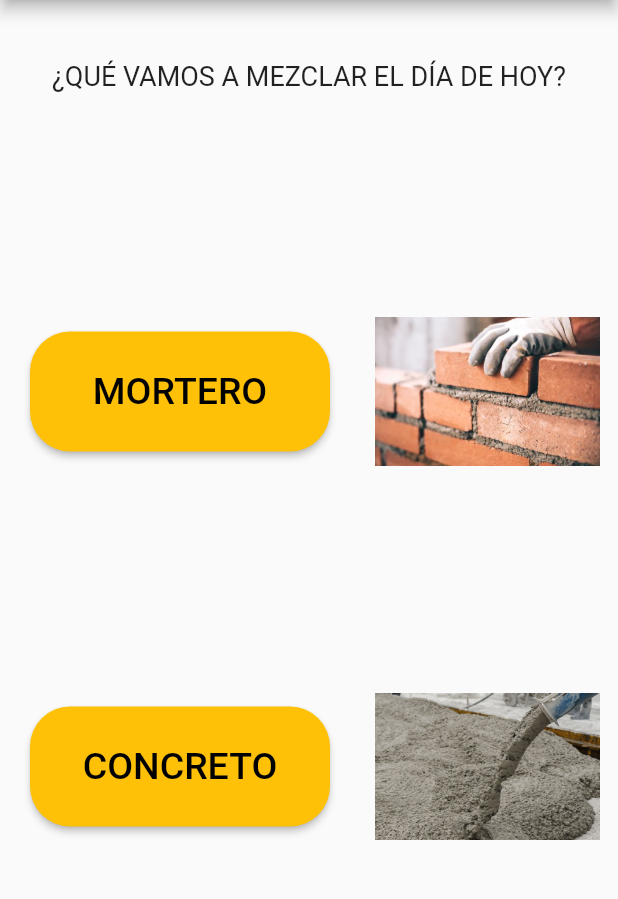
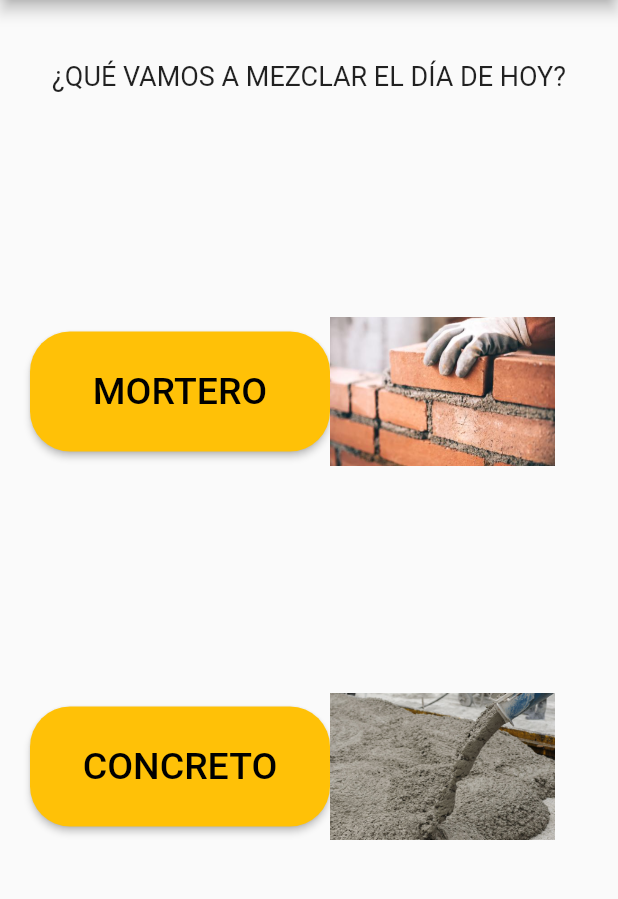
Before and after one commit to apps-cesoc-pucp/La-Mezcladora, a Flutter app: the screen it shows after launch, after a tap on "MAESTRO", on a phone screen of 412 x 824 dp, the part 84-983 px from its top. Run offline on Flutter 3.47's test engine with Material 2 defaults, Android fonts, the phone set to English and light mode, and no system bars.

Commit message:
Prueba para CESoc

```diff
--- a/lib/activities/pag1.dart
+++ b/lib/activities/pag1.dart
@@ -21,18 +21,18 @@ class Pag1 extends StatelessWidget {
               padding: const EdgeInsets.symmetric(horizontal: 100.0, vertical:20.0),
               child: Text(
                 'Bienvenido',
-                style: TextStyle(fontSize: 40.0),
+                style: TextStyle(fontSize: 30.0), //40
                 ),
               ),
 
             Container(
-              padding: const EdgeInsets.only(top: 200.0),
+              padding: const EdgeInsets.only(top: 100.0), //200
               child: MyButton(name:'MAESTRO',width: 200,height: 100,pagina: Pag2()
                             ),
                 ),
 
             Container(
-              padding: const EdgeInsets.only(top: 100.0),
+              padding: const EdgeInsets.only(top: 50.0), //100
               child: MyButton(name:'INGENIERO',width: 200,height: 100),
                ),
 
--- a/lib/activities/pag2.dart
+++ b/lib/activities/pag2.dart
@@ -35,7 +35,7 @@ class Pag2 extends StatelessWidget {
                 child: MyButton(name:'MORTERO',width: 200,height: 80,pagina: Pag3()),
                 ),
                 Padding(
-                  padding: EdgeInsets.only(left:30),
+                  padding: EdgeInsets.only(left:0),//30
                   child:Image.asset(
                   'resources/graphics/mortero.jpg',
 
@@ -53,7 +53,7 @@ class Pag2 extends StatelessWidget {
                 child: MyButton(name:'CONCRETO',width: 200,height: 80),
                 ),
                 Padding(
-                  padding: EdgeInsets.only(left:30),
+                  padding: EdgeInsets.only(left:0),//30
                   child:Image.asset(
                   'resources/graphics/concreto.jpg',
                   width:  150,
--- a/lib/activities/pag3.dart
+++ b/lib/activities/pag3.dart
@@ -67,7 +67,7 @@ class Pag3State extends State<Pag3>{
             ),
             ),
             Padding(
-              padding: EdgeInsets.only(top:270),
+              padding: EdgeInsets.only(top:170),//270
               child: MyButton(name:"LADRILLO KING KONG",width: 100,height: 80,pagina: Pag4()
 
                               ),
```
